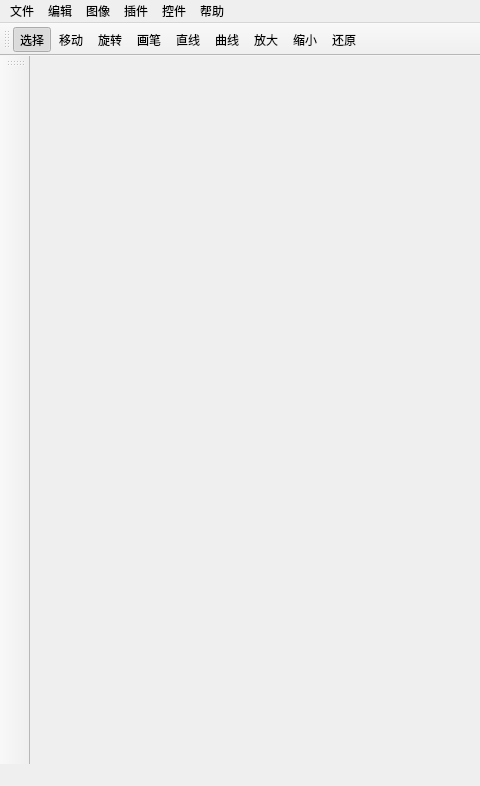
First picture: the form in mainwindow.ui, repository ITERATOR-ACM-TEAM/VIPainter, before the edit; both pictures show x 0 to 480 and y 0 to 786 of the 1206 by 786 pixel window.
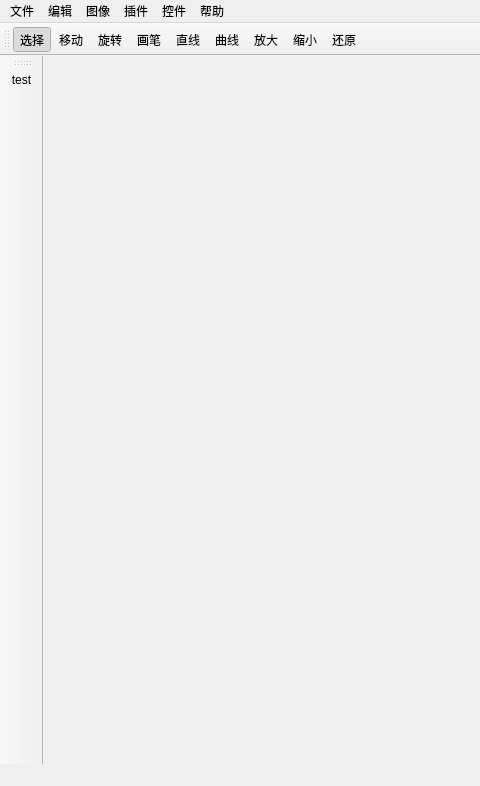
Second picture: the form after the edit. Icons and pictures are not drawn.

Diff of the .ui file:
```diff
--- a/mainwindow.ui
+++ b/mainwindow.ui
@@ -137,12 +137,16 @@
    <property name="allowedAreas">
     <set>Qt::AllToolBarAreas</set>
    </property>
+   <property name="orientation">
+    <enum>Qt::Vertical</enum>
+   </property>
    <attribute name="toolBarArea">
     <enum>LeftToolBarArea</enum>
    </attribute>
    <attribute name="toolBarBreak">
     <bool>false</bool>
    </attribute>
+   <addaction name="actionTest"/>
   </widget>
   <widget class="QDockWidget" name="shapesDock">
    <property name="enabled">
@@ -562,6 +566,11 @@
     <string>Ctrl+Alt+G</string>
    </property>
   </action>
+  <action name="actionTest">
+   <property name="text">
+    <string>test</string>
+   </property>
+  </action>
  </widget>
  <layoutdefault spacing="6" margin="11"/>
  <resources>
```
Left out of the diff: 6 changed lines with no effect on the pictures.
